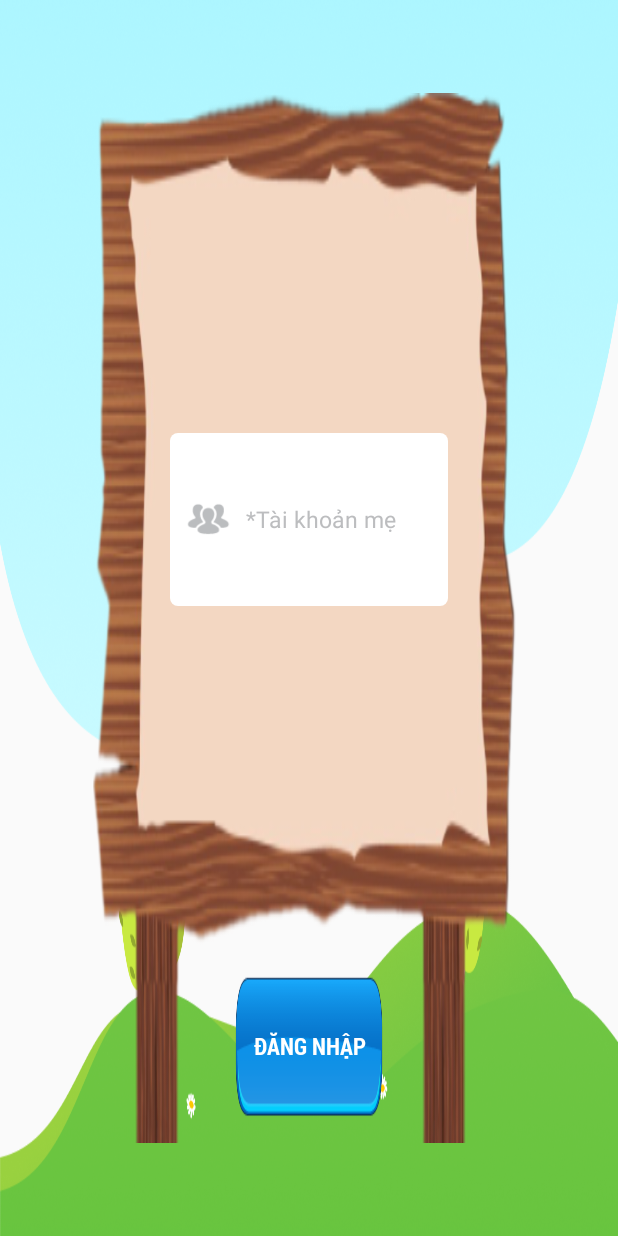
After one commit to quochuy190/home365-main-new, an Android app: the layout fragment_otp_firebase.xml on its own in the app's theme, with its tools: preview values and no code run, on a phone screen of 412 x 824 dp. The commit adds this screen. Run offline under Robolectric (Android 15) with nearby library versions, the phone set to English and light mode, and no system bars.

Commit message:
auth firebase update

```diff
--- a/app/src/main/java/neo/vn/test365children/Activity/auth/PhoneAuthActivity.java
+++ b/app/src/main/java/neo/vn/test365children/Activity/auth/PhoneAuthActivity.java
@@ -39,6 +39,11 @@ public class PhoneAuthActivity extends BaseActivity {
     private String mVerificationId;
     private PhoneAuthProvider.ForceResendingToken mResendToken;
     private PhoneAuthProvider.OnVerificationStateChangedCallbacks mCallbacks;
+
+    @Override
+    public int setContentViewId() {
+        return R.layout.activity_otp_firebase;
+    }
 
     @Override
     protected void onCreate(Bundle savedInstanceState) {
@@ -104,10 +109,6 @@ public class PhoneAuthActivity extends BaseActivity {
         });
     }
 
-    @Override
-    public int setContentViewId() {
-        return R.layout.activity_otp_firebase;
-    }
 
     // [START on_start_check_user]
     @Override
--- a/app/src/main/res/layout/activity_otp_firebase.xml
+++ b/app/src/main/res/layout/activity_otp_firebase.xml
@@ -3,6 +3,11 @@
     xmlns:app="http://schemas.android.com/apk/res-auto"
     android:layout_width="match_parent"
     android:layout_height="match_parent">
+
+    <ImageView
+        android:src="@drawable/bg_chao_mung"
+        android:layout_width="match_parent"
+        android:layout_height="match_parent"/>
 
     <com.google.android.material.textfield.TextInputLayout
         android:layout_width="match_parent"
--- /dev/null
+++ b/app/src/main/res/layout/fragment_otp_firebase.xml
@@ -0,0 +1,93 @@
+<?xml version="1.0" encoding="utf-8"?>
+<androidx.constraintlayout.widget.ConstraintLayout xmlns:android="http://schemas.android.com/apk/res/android"
+    android:layout_width="match_parent"
+    android:layout_height="match_parent"
+    xmlns:app="http://schemas.android.com/apk/res-auto">
+
+
+    <ImageView
+        android:scaleType="fitXY"
+        android:src="@drawable/bg_otp"
+        android:layout_width="match_parent"
+        android:layout_height="match_parent"/>
+
+    <ImageView
+        android:src="@drawable/login_broad"
+        android:id="@+id/imgBgTable"
+        android:layout_width="0dp"
+        android:layout_height="0dp"
+        android:layout_margin="@dimen/margin_top_login"
+        android:scaleType="fitXY"
+        app:layout_constraintBottom_toBottomOf="parent"
+        app:layout_constraintHeight_percent="0.85"
+        app:layout_constraintLeft_toLeftOf="parent"
+        app:layout_constraintRight_toRightOf="parent"
+        app:layout_constraintTop_toTopOf="parent"
+        app:layout_constraintWidth_percent="0.7"
+
+        />
+    <androidx.constraintlayout.widget.Guideline
+        android:id="@+id/glEdtTop"
+        android:orientation="horizontal"
+        app:layout_constraintGuide_percent="0.35"
+        android:layout_width="wrap_content"
+        android:layout_height="wrap_content"/>
+    <RelativeLayout
+        app:layout_constraintWidth_percent="0.45"
+        android:id="@+id/relativeLayout"
+        android:layout_width="0dp"
+        android:layout_height="0dp"
+        android:background="@drawable/spr_login_edt"
+        app:layout_constraintHeight_percent="0.14"
+        app:layout_constraintTop_toTopOf="@id/glEdtTop"
+        app:layout_constraintStart_toStartOf="parent"
+        app:layout_constraintEnd_toEndOf="parent"
+        app:layout_constraintVertical_chainStyle="spread">
+
+        <ImageView
+            android:id="@+id/img_username"
+            android:layout_width="@dimen/dp40"
+            android:layout_height="@dimen/dp40"
+            android:layout_centerVertical="true"
+            android:layout_marginLeft="@dimen/dp5"
+            android:padding="@dimen/dp5"
+            android:src="@drawable/icon_username" />
+
+        <EditText
+            android:id="@+id/edt_user_me"
+            android:layout_width="match_parent"
+            android:layout_height="wrap_content"
+            android:layout_centerVertical="true"
+            android:layout_marginRight="@dimen/dp5"
+            android:layout_toRightOf="@id/img_username"
+            android:background="@color/white"
+            android:backgroundTint="@color/white"
+            android:hint="*Tài khoản mẹ"
+            android:imeOptions="flagNoFullscreen|actionNext"
+            android:inputType="text"
+            android:padding="@dimen/dp5"
+            android:textColor="@color/black"
+            android:textColorHint="@color/gray"
+            android:textSize="@dimen/text_login" />
+
+
+    </RelativeLayout>
+
+    <Button
+        android:layout_marginBottom="@dimen/dp15"
+        android:id="@+id/img_dangnhap"
+        android:layout_width="0dp"
+        android:layout_height="0dp"
+        android:background="@drawable/spr_button_blue_click"
+        android:fontFamily="@font/roboto_bold"
+        android:text="Đăng nhập"
+        android:textColor="@color/white"
+        android:textSize="@dimen/text_login"
+        app:layout_constraintBottom_toBottomOf="@id/imgBgTable"
+        app:layout_constraintEnd_toEndOf="parent"
+        app:layout_constraintStart_toStartOf="parent"
+        app:layout_constraintHeight_percent="0.12"
+        app:layout_constraintHorizontal_bias="0.5"
+        app:layout_constraintWidth_percent="0.24" />
+
+</androidx.constraintlayout.widget.ConstraintLayout>
```
Also changed, not shown: app/src/main/res/drawable/bg_otp.png (added).
